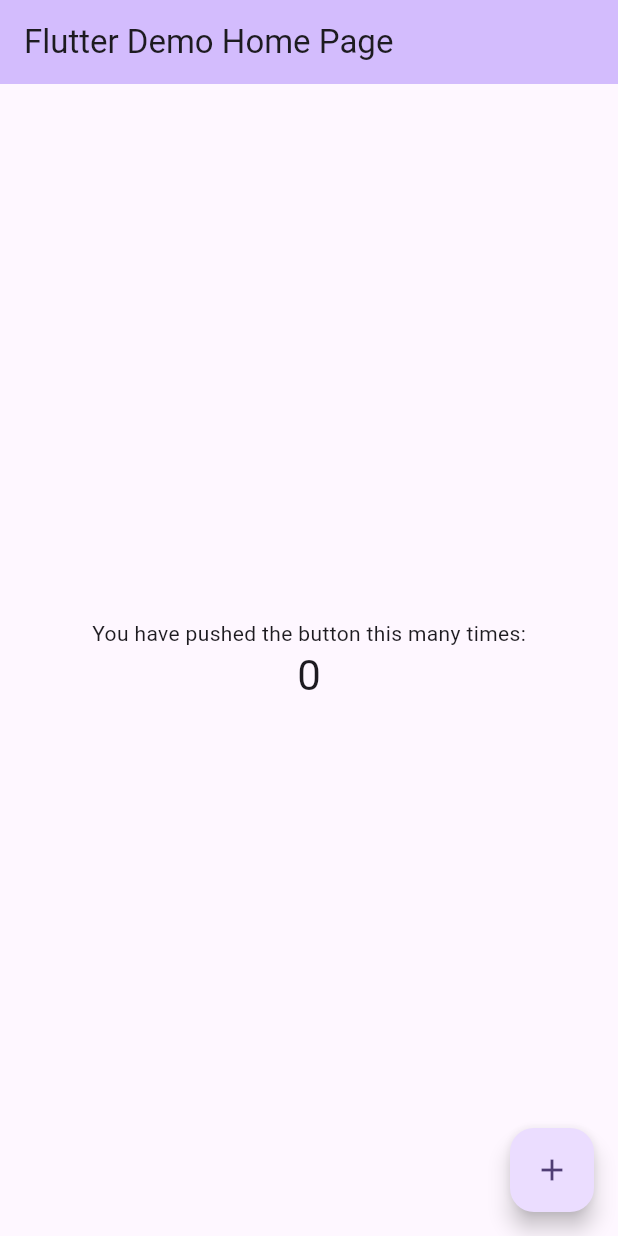
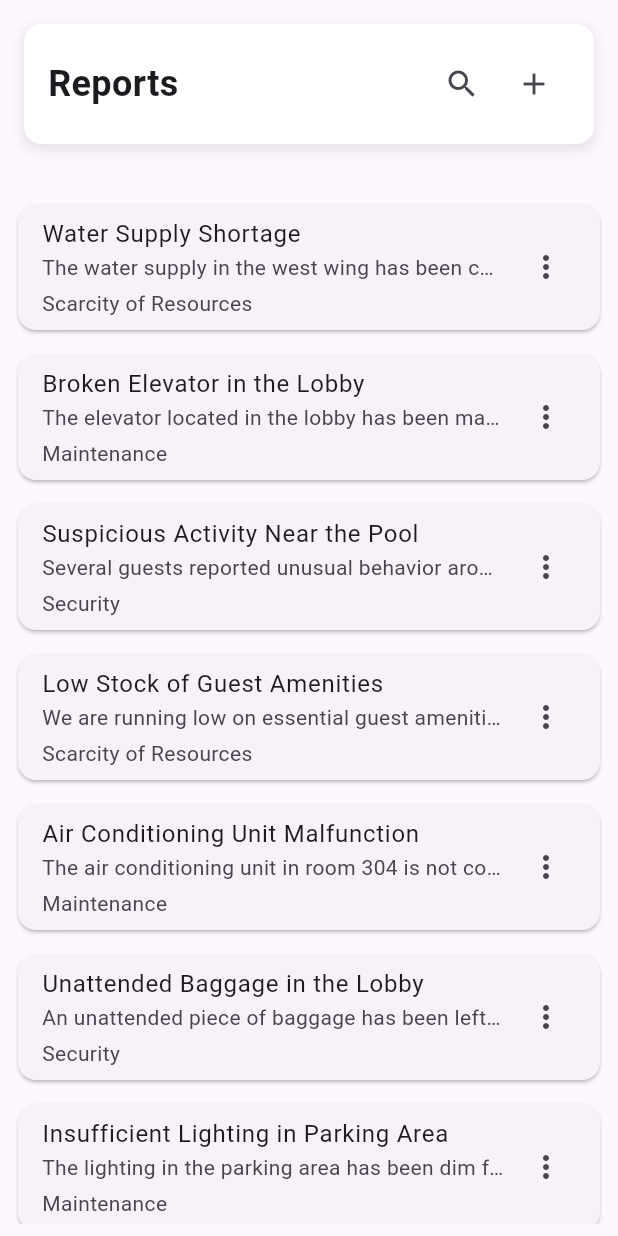
Before and after one commit to Sweet-Solutions/sweet-manager-mobile-app, a Flutter app: the screen it shows after launch, on a phone screen of 412 x 824 dp. Run offline on Flutter 3.47's test engine with Material 3 defaults, Android fonts, the phone set to English and light mode, and no system bars; our stand-ins replace image_picker.

Commit message:
feat(resourcemanagement): Added Reportlist and AddReport Pages

```diff
--- /dev/null
+++ b/lib/ResourceManagement/components/reportcard.dart
@@ -0,0 +1,27 @@
+import 'package:flutter/material.dart';
+import 'package:sweetmanager/ResourceManagement/models/report.dart';
+
+class ReportCard extends StatelessWidget {
+  final Report report;
+  final int index;
+
+  const ReportCard({super.key, required this.report, required this.index});
+
+  @override
+  Widget build(BuildContext context) {
+    return Card(
+      child: ListTile(
+        title: Text(report.title), // Accede a la propiedad dinámica report.title
+        subtitle: Column(
+          crossAxisAlignment: CrossAxisAlignment.start,
+          children: [
+            Text(report.description, overflow: TextOverflow.ellipsis),
+            const SizedBox(height: 4),
+            Text(report.fileUrl,),
+          ],
+        ),
+        trailing: const Icon(Icons.more_vert),
+      ),
+    );
+  }
+}
--- /dev/null
+++ b/lib/ResourceManagement/components/reportdata.dart
@@ -0,0 +1,96 @@
+
+import 'package:sweetmanager/ResourceManagement/models/report.dart';
+
+
+final List<Report> reports = [
+  Report(
+    id: 1,
+    typesReportsId: 2,
+    adminsId: 1,
+    workersId: 101,
+    fileUrl: 'Scarcity of Resources',
+    title: 'Water Supply Shortage',
+    description: 'The water supply in the west wing has been consistently low, causing issues for guests.',
+  ),
+  Report(
+    id: 2,
+    typesReportsId: 1,
+    adminsId: 2,
+    workersId: 102,
+    fileUrl: 'Maintenance',
+    title: 'Broken Elevator in the Lobby',
+    description: 'The elevator located in the lobby has been malfunctioning and needs immediate repair.',
+  ),
+  Report(
+    id: 3,
+    typesReportsId: 3,
+    adminsId: 1,
+    workersId: 103,
+    fileUrl: 'Security',
+    title: 'Suspicious Activity Near the Pool',
+    description: 'Several guests reported unusual behavior around the pool area late at night.',
+  ),
+  Report(
+    id: 4,
+    typesReportsId: 2,
+    adminsId: 1,
+    workersId: 104,
+    fileUrl: 'Scarcity of Resources',
+    title: 'Low Stock of Guest Amenities',
+    description: 'We are running low on essential guest amenities, including towels and toiletries.',
+  ),
+  Report(
+    id: 5,
+    typesReportsId: 1,
+    adminsId: 2,
+    workersId: 105,
+    fileUrl: 'Maintenance',
+    title: 'Air Conditioning Unit Malfunction',
+    description: 'The air conditioning unit in room 304 is not cooling properly and requires maintenance.',
+  ),
+  Report(
+    id: 6,
+    typesReportsId: 3,
+    adminsId: 3,
+    workersId: 106,
+    fileUrl: 'Security',
+    title: 'Unattended Baggage in the Lobby',
+    description: 'An unattended piece of baggage has been left in the lobby for over 30 minutes.',
+  ),
+  Report(
+    id: 7,
+    typesReportsId: 1,
+    adminsId: 2,
+    workersId: 107,
+    fileUrl: 'Maintenance',
+    title: 'Insufficient Lighting in Parking Area',
+    description: 'The lighting in the parking area has been dim for the past few days, creating a potential hazard.',
+  ),
+  Report(
+    id: 8,
+    typesReportsId: 1,
+    adminsId: 1,
+    workersId: 108,
+    fileUrl: 'Maintenance',
+    title: 'Broken Handrail in Staircase',
+    description: 'The handrail on the second-floor staircase is loose and needs to be repaired immediately.',
+  ),
+  Report(
+    id: 9,
+    typesReportsId: 3,
+    adminsId: 3,
+    workersId: 109,
+    fileUrl: 'Security',
+    title: 'Unauthorized Access in Staff Area',
+    description: 'There was an incident of unauthorized access to the staff area by a non-employee.',
+  ),
+  Report(
+    id: 10,
+    typesReportsId: 3,
+    adminsId: 1,
+    workersId: 110,
+    fileUrl: 'Security',
+    title: 'Vandalism in the Guest Restroom',
+    description: 'There has been recent vandalism in the guest restroom near the conference area.',
+  ),
+];
--- /dev/null
+++ b/lib/ResourceManagement/models/report.dart
@@ -0,0 +1,13 @@
+class Report{
+  int id;
+  int typesReportsId;
+  int adminsId;
+  int workersId;
+  String fileUrl;
+  String title;
+  String description;
+
+  Report({required this.id, required this.typesReportsId,
+  required this.adminsId, required this.workersId,
+  required this.fileUrl, required this.title, required this.description});
+}
--- /dev/null
+++ b/lib/ResourceManagement/pages/reportlist.dart
@@ -0,0 +1,126 @@
+import 'package:flutter/material.dart';
+import 'package:sweetmanager/ResourceManagement/components/reportcard.dart';
+import 'package:sweetmanager/ResourceManagement/components/reportdata.dart';
+import 'package:sweetmanager/ResourceManagement/pages/addreport.dart';
+
+class ReportList extends StatefulWidget {
+  const ReportList({super.key});
+
+  @override
+  State<ReportList> createState() => _ReportListState();
+}
+
+class _ReportListState extends State<ReportList> {
+  TextEditingController searchController = TextEditingController();
+  String searchQuery = "";
+  bool isSearching = false; // Estado para mostrar el TextField de búsqueda
+
+  @override
+  Widget build(BuildContext context) {
+    // Filtrar los reportes según la búsqueda
+    List filteredReports = reports.where((report) {
+      return report.title.toLowerCase().contains(searchQuery.toLowerCase());
+    }).toList();
+
+    return Scaffold(
+      body: Column(
+        children: [
+          // Contenedor con padding y borde redondeado alrededor del encabezado
+          Padding(
+            padding: const EdgeInsets.all(16.0),
+            child: Container(
+              decoration: BoxDecoration(
+                color: Colors.white,
+                borderRadius: BorderRadius.circular(12.0), // Borde redondeado
+                boxShadow: [
+                  BoxShadow(
+                    color: Colors.grey.withOpacity(0.2),
+                    spreadRadius: 2,
+                    blurRadius: 5,
+                    offset: const Offset(0, 3), // Sombra hacia abajo
+                  ),
+                ],
+              ),
+              padding: const EdgeInsets.symmetric(vertical: 16.0, horizontal: 16.0),
+              child: Row(
+                mainAxisAlignment: MainAxisAlignment.spaceBetween,
+                children: [
+                  const Text(
+                    'Reports',
+                    style: TextStyle(
+                      fontSize: 24,
+                      fontWeight: FontWeight.bold,
+                    ),
+                  ),
+                  Row(
+                    children: [
+                      // Si isSearching es true, mostramos el campo de búsqueda
+                      isSearching
+                          ? SizedBox(
+                              width: 200,
+                              child: TextField(
+                                controller: searchController,
+                                onChanged: (value) {
+                                  setState(() {
+                                    searchQuery = value;
+                                  });
+                                },
+                                decoration: InputDecoration(
+                                  hintText: 'Buscar reportes',
+                                  border: OutlineInputBorder(
+                                    borderRadius: BorderRadius.circular(8.0),
+                                  ),
+                                ),
+                              ),
+                            )
+                          : Container(),
+                      IconButton(
+                        icon: const Icon(Icons.search),
+                        onPressed: () {
+                          setState(() {
+                            isSearching = !isSearching; // Alternar búsqueda
+                            if (!isSearching) {
+                              searchController.clear();
+                              searchQuery = "";
+                            }
+                          });
+                        },
+                      ),
+                      IconButton(
+                        icon: const Icon(Icons.add),
+                        onPressed: () {
+                          Navigator.push(
+                            context,
+                            MaterialPageRoute(
+                              builder: (context) => const AddReport(),
+                            ),
+                          );
+                        },
+                      ),
+                    ],
+                  ),
+                ],
+              ),
+            ),
+          ),
+          const SizedBox(height: 8),
+          // Lista de reportes
+          Expanded(
+            child: Padding(
+              padding: const EdgeInsets.all(8.0),
+              child: ListView.builder(
+                itemCount: filteredReports.length,
+                itemBuilder: (context, index) {
+                  return Padding(
+                    padding: const EdgeInsets.symmetric(vertical: 4.0),
+                    child: ReportCard(report: filteredReports[index], index: index),
+                  );
+                },
+              ),
+            ),
+          ),
+        ],
+      ),
+    );
+  }
+}
--- a/lib/main.dart
+++ b/lib/main.dart
@@ -1,4 +1,7 @@
 import 'package:flutter/material.dart';
+import 'package:sweetmanager/ResourceManagement/pages/addreport.dart';
+import 'package:sweetmanager/ResourceManagement/pages/reportlist.dart';
+
 
 void main() {
   runApp(const MyApp());
@@ -31,7 +34,7 @@ class MyApp extends StatelessWidget {
         colorScheme: ColorScheme.fromSeed(seedColor: Colors.deepPurple),
         useMaterial3: true,
       ),
-      home: const MyHomePage(title: 'Flutter Demo Home Page'),
+      home: const ReportList(),
     );
   }
 }
--- a/pubspec.yaml
+++ b/pubspec.yaml
@@ -30,6 +30,10 @@ environment:
 dependencies:
   flutter:
     sdk: flutter
+  http: ^0.13.3
+  image_picker: ^0.8.4+4
+  http_parser: ^4.0.0
+  mime: ^1.0.0
 
 
   # The following adds the Cupertino Icons font to your application.
```
Also changed, not shown: lib/ResourceManagement/pages/addreport.dart (added, +186 -0 lines), lib/ResourceManagement/services/reportservice.dart (added, +71 -0 lines), pubspec.lock, 5 other files.
